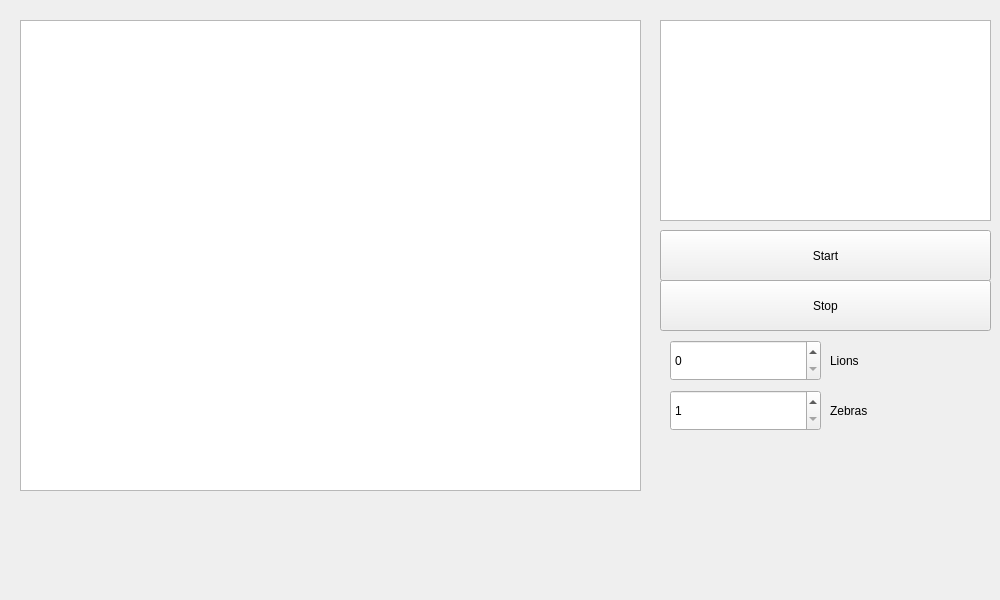
Above: View/view.ui from kot239/fat-lions before the change. Below: the same form after it.
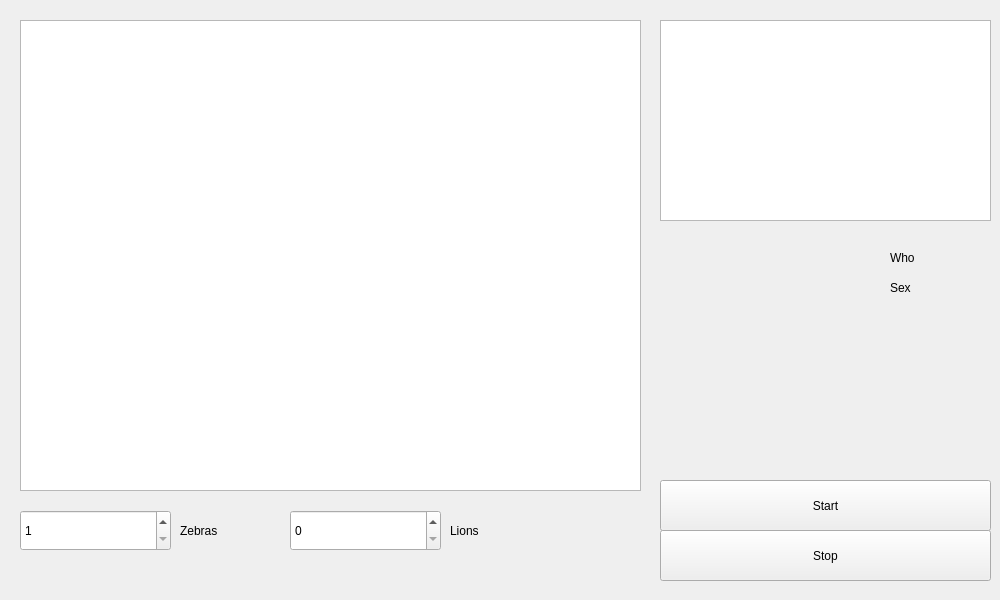
That is the form after the change. Custom widgets are drawn as their Qt base class.

Patch:
```diff
--- a/View/view.ui
+++ b/View/view.ui
@@ -40,7 +40,7 @@
    <property name="geometry">
     <rect>
      <x>660</x>
-     <y>230</y>
+     <y>480</y>
      <width>331</width>
      <height>51</height>
     </rect>
@@ -53,7 +53,7 @@
    <property name="geometry">
     <rect>
      <x>660</x>
-     <y>280</y>
+     <y>530</y>
      <width>331</width>
      <height>51</height>
     </rect>
@@ -65,8 +65,8 @@
   <widget class="QSpinBox" name="lions_numb">
    <property name="geometry">
     <rect>
-     <x>670</x>
-     <y>340</y>
+     <x>290</x>
+     <y>510</y>
      <width>151</width>
      <height>41</height>
     </rect>
@@ -81,8 +81,8 @@
   <widget class="QSpinBox" name="zebras_numb">
    <property name="geometry">
     <rect>
-     <x>670</x>
-     <y>390</y>
+     <x>20</x>
+     <y>510</y>
      <width>151</width>
      <height>41</height>
     </rect>
@@ -97,8 +97,8 @@
   <widget class="QLabel" name="label">
    <property name="geometry">
     <rect>
-     <x>830</x>
-     <y>340</y>
+     <x>450</x>
+     <y>510</y>
      <width>59</width>
      <height>41</height>
     </rect>
@@ -119,8 +119,8 @@
   <widget class="QLabel" name="label_2">
    <property name="geometry">
     <rect>
-     <x>830</x>
-     <y>390</y>
+     <x>180</x>
+     <y>510</y>
      <width>61</width>
      <height>41</height>
     </rect>
@@ -129,6 +129,32 @@
     <string>Zebras</string>
    </property>
   </widget>
+  <widget class="QLabel" name="who">
+   <property name="geometry">
+    <rect>
+     <x>890</x>
+     <y>250</y>
+     <width>59</width>
+     <height>16</height>
+    </rect>
+   </property>
+   <property name="text">
+    <string>Who</string>
+   </property>
+  </widget>
+  <widget class="QLabel" name="sex">
+   <property name="geometry">
+    <rect>
+     <x>890</x>
+     <y>280</y>
+     <width>59</width>
+     <height>16</height>
+    </rect>
+   </property>
+   <property name="text">
+    <string>Sex</string>
+   </property>
+  </widget>
  </widget>
  <customwidgets>
   <customwidget>
```
